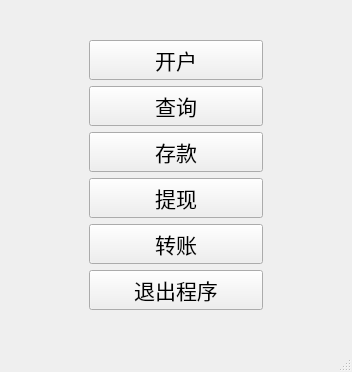
The window that Python/Afterclass_work/Bank_Manage_System_QT/Forms/main_menu.ui (gaogao-qwq/Programming_Language) describes before a commit, drawn with Qt 5.
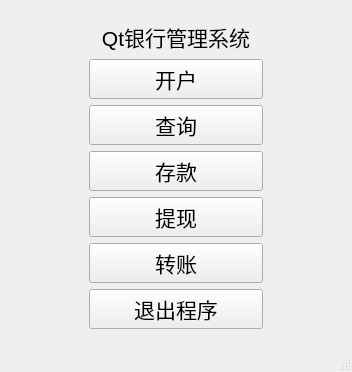
The same window after the commit.

Commit message: Add main title

```diff
--- a/Python/Afterclass_work/Bank_Manage_System_QT/Forms/main_menu.ui
+++ b/Python/Afterclass_work/Bank_Manage_System_QT/Forms/main_menu.ui
@@ -36,6 +36,21 @@
         </property>
        </spacer>
       </item>
+      <item>
+       <widget class="QLabel" name="label">
+        <property name="font">
+         <font>
+          <pointsize>16</pointsize>
+         </font>
+        </property>
+        <property name="text">
+         <string>Qt银行管理系统</string>
+        </property>
+        <property name="alignment">
+         <set>Qt::AlignCenter</set>
+        </property>
+       </widget>
+      </item>
       <item>
        <widget class="QPushButton" name="setupButton">
         <property name="font">
```
The commit also changes 1 other file.
